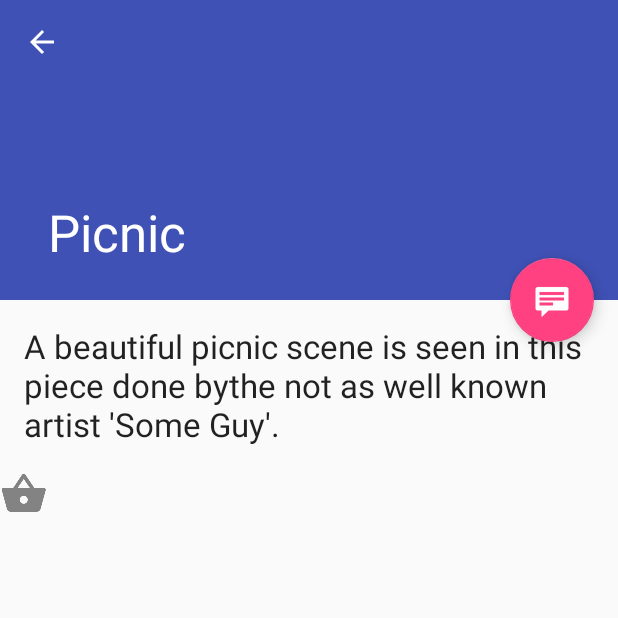
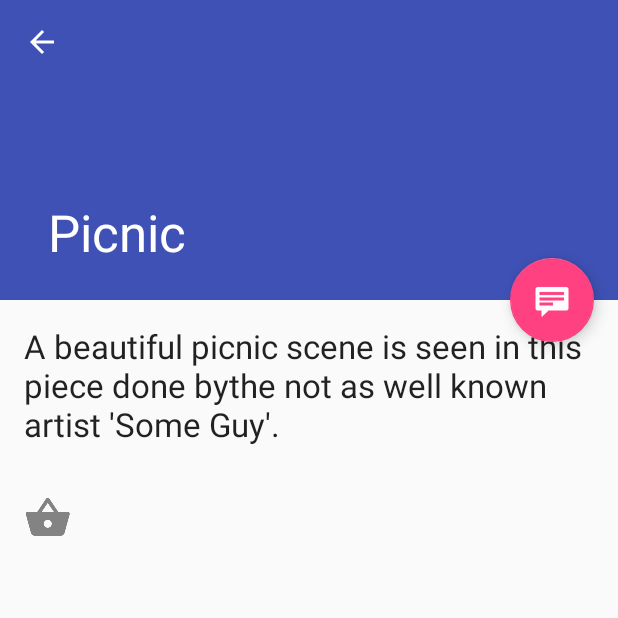
Before and after one commit to Nivekhu/PocketTurchin, an Android app: the screen it shows after launch (PieceDetailActivity), after a tap on "1A", on a phone screen of 412 x 824 dp, the top half of it. Run offline under Robolectric (Android 15) with nearby library versions, the light colour scheme and no system bars.

```diff
--- a/app/src/main/java/edu/appstate/huk/pocketturchin2/PieceDetailFragment.java
+++ b/app/src/main/java/edu/appstate/huk/pocketturchin2/PieceDetailFragment.java
@@ -69,6 +69,7 @@ public class PieceDetailFragment extends Fragment {
             detailView.setText(mItem.description);
             pictureView.setImageResource(R.drawable.ic_picnic);
         }
+        Log.d("K","This is the createview stuff");
 
         return rootView;
     }
--- a/app/src/main/res/layout/piece_detail.xml
+++ b/app/src/main/res/layout/piece_detail.xml
@@ -5,15 +5,17 @@
     android:layout_width="match_parent"
     android:layout_height="match_parent"
     tools:context="edu.appstate.huk.pocketturchin2.PieceDetailFragment">
+
     <TextView
         android:id="@+id/piece_detail"
         style="?android:attr/textAppearanceLarge"
-        android:layout_width="match_parent"
-        android:layout_height="match_parent"
+        android:layout_width="wrap_content"
+        android:layout_height="wrap_content"
         android:padding="16dp"
         android:textIsSelectable="true" />
     <ImageView
         android:id="@+id/piece_picture"
+        android:padding="16dp"
         android:layout_width="wrap_content"
         android:layout_height="wrap_content" />
 
```
